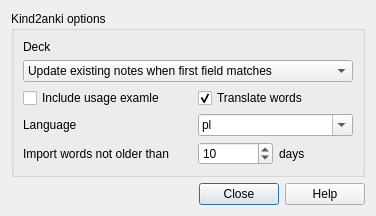
Before: the Qt Designer form kind2anki/kind2anki_ui.ui in prz3m/kind2anki, drawn with Qt 5.
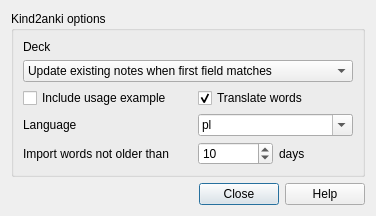
After: the same form once the commit is applied.

Diff of the .ui file:
```diff
--- a/kind2anki/kind2anki_ui.ui
+++ b/kind2anki/kind2anki_ui.ui
@@ -75,7 +75,7 @@
         <item row="0" column="0">
          <widget class="QCheckBox" name="includeUsage">
           <property name="text">
-           <string>Include usage examle</string>
+           <string>Include usage example</string>
           </property>
          </widget>
         </item>
```
